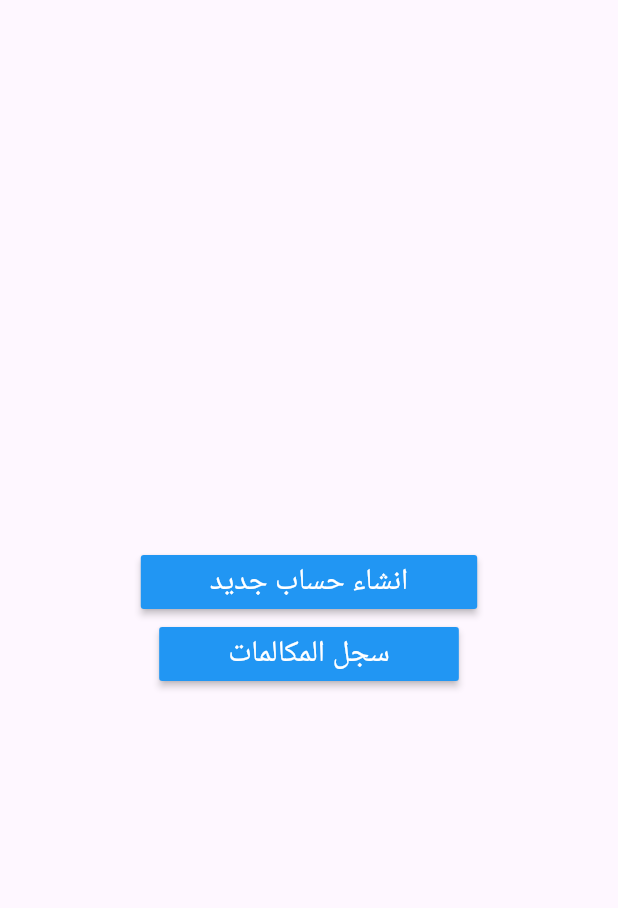
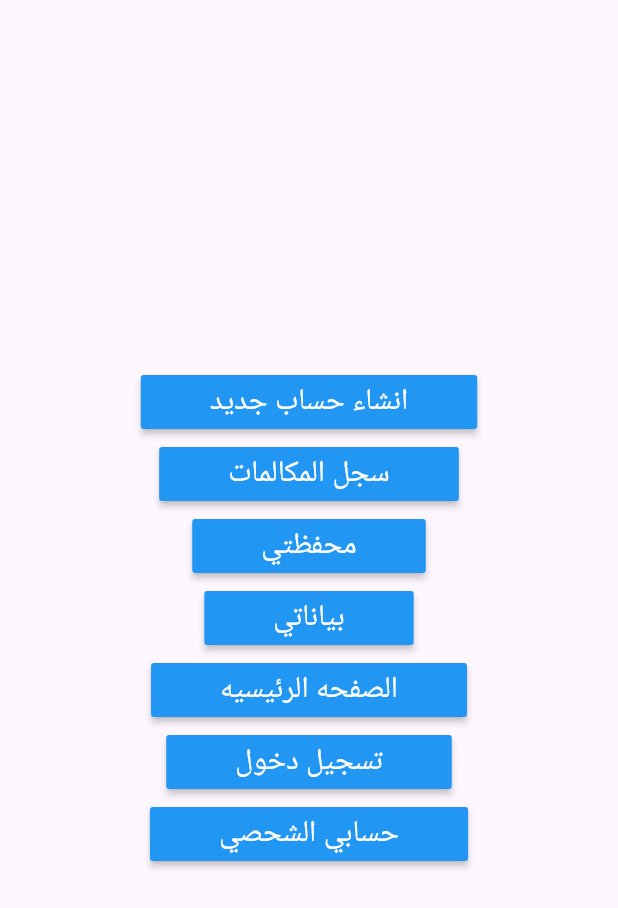
Before and after one commit to nadah79/recho, a Flutter app: the screen it shows after launch, on a phone screen of 412 x 824 dp. Shown: the top 908 px of the screen. Run offline on Flutter 3.47's test engine with Material 3 defaults, Android fonts, the phone set to English and light mode, and no system bars.

Commit message:
Add Buttons In Splash

```diff
--- a/lib/routs/Splashscreen.dart
+++ b/lib/routs/Splashscreen.dart
@@ -1,5 +1,10 @@
 import 'package:flutter/material.dart';
+import 'package:recho/routs/HomePage.dart';
+import 'package:recho/routs/MyBoocket.dart';
+import 'package:recho/routs/MyData.dart';
+import 'package:recho/routs/MyProfile.dart';
 import 'package:recho/routs/Register.dart';
+import 'package:recho/routs/login.dart';
 
 import 'CallLogScreen.dart';
 
@@ -48,8 +53,103 @@ class _SplashscreenState extends State<Splashscreen> {
                         "سجل المكالمات",
                         style: TextStyle(fontSize: 20),
                       )),
+
                 ),
               ),
+              Center(
+                child: MaterialButton(
+                  color: Colors.blue,
+                  textColor: Colors.white,
+                  onPressed: () {
+                    Navigator.push(
+                        context, MaterialPageRoute(builder: (context) => Myboocket()));
+
+                  },
+                  child: Padding(
+                      padding: const EdgeInsets.symmetric(horizontal: 30.0),
+                      child: Text(
+                        "محفظتي",
+                        style: TextStyle(fontSize: 20),
+                      )
+                  ),
+                ),
+              ),
+
+              Center(
+                child: MaterialButton(
+                  color: Colors.blue,
+                  textColor: Colors.white,
+                  onPressed: () {
+                    Navigator.push(
+                        context, MaterialPageRoute(builder: (context) =>  Mydata()));
+
+                  },
+                  child: Padding(
+                      padding: const EdgeInsets.symmetric(horizontal: 30.0),
+                      child: Text(
+                        "بياناتي",
+                        style: TextStyle(fontSize: 20),
+                      )
+                  ),
+                ),
+              ),
+              Center(
+                child: MaterialButton(
+                  color: Colors.blue,
+                  textColor: Colors.white,
+                  onPressed: () {
+                    Navigator.push(
+                        context, MaterialPageRoute(builder: (context) =>  Homepage()));
+
+                  },
+                  child: Padding(
+                      padding: const EdgeInsets.symmetric(horizontal: 30.0),
+                      child: Text(
+                        "الصفحه الرئيسيه",
+                        style: TextStyle(fontSize: 20),
+                      )
+                  ),
+                ),
+              ),
+
+              Center(
+                child: MaterialButton(
+                  color: Colors.blue,
+                  textColor: Colors.white,
+                  onPressed: () {
+                    Navigator.push(
+                        context, MaterialPageRoute(builder: (context) =>  Login()));
+
+                  },
+                  child: Padding(
+                      padding: const EdgeInsets.symmetric(horizontal: 30.0),
+                      child: Text(
+                        "تسجيل دخول",
+                        style: TextStyle(fontSize: 20),
+                      )
+                  ),
+                ),
+              ),
+
+              Center(
+                child: MaterialButton(
+                  color: Colors.blue,
+                  textColor: Colors.white,
+                  onPressed: () {
+                    Navigator.push(
+                        context, MaterialPageRoute(builder: (context) =>  Myprofile()));
+
+                  },
+                  child: Padding(
+                      padding: const EdgeInsets.symmetric(horizontal: 30.0),
+                      child: Text(
+                        "حسابي الشحصي",
+                        style: TextStyle(fontSize: 20),
+                      )
+                  ),
+                ),
+              ),
+
             ],
           ),
 
```
Also changed, not shown: lib/routs/HomePage.dart (added, +15 -0 lines), lib/routs/MyBoocket.dart (added, +15 -0 lines), lib/routs/MyData.dart (added, +15 -0 lines), lib/routs/MyProfile.dart (added, +15 -0 lines).
